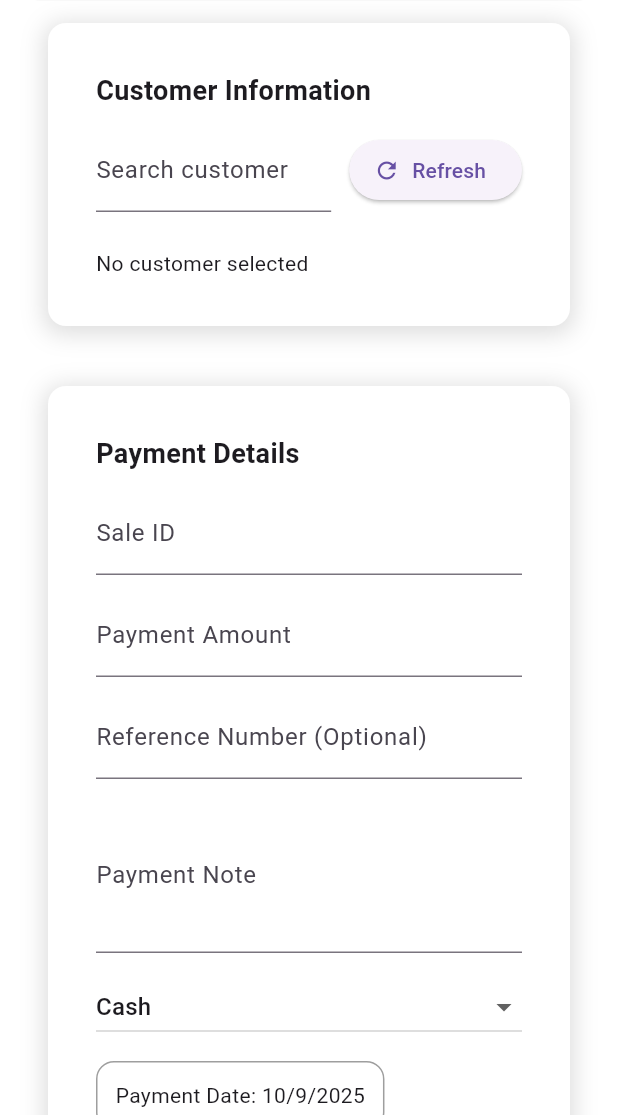
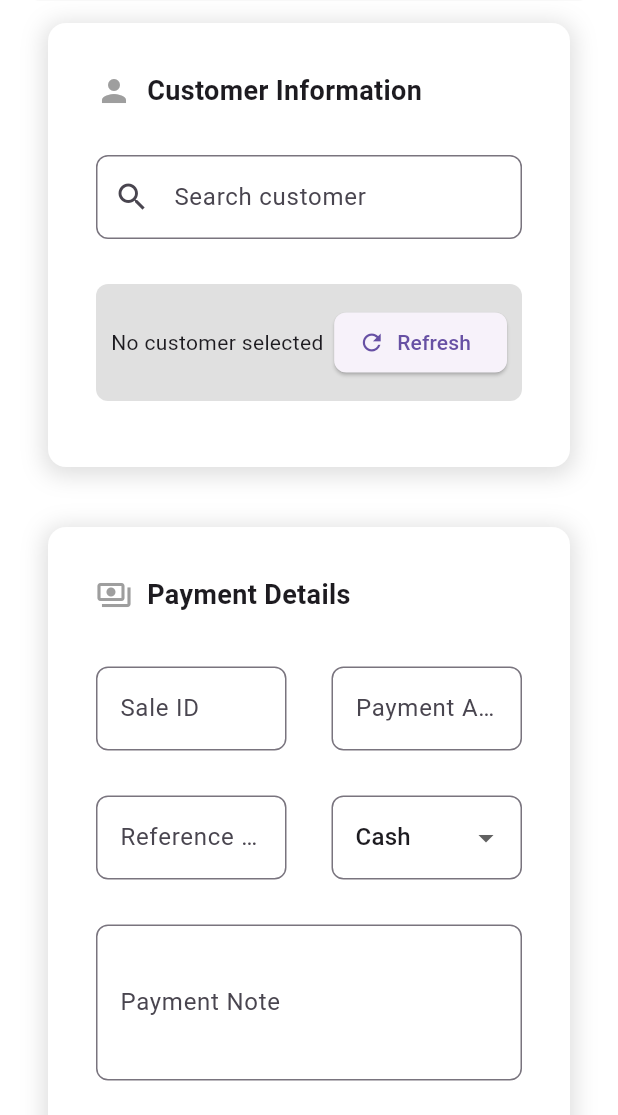
Before and after one commit to Greencreon-LLP-2/GreenBiller-Windows-App-v1, a Flutter app: the AddPaymentInPage screen opened by its route, on a phone screen of 412 x 824 dp, the part 121-1236 px from its top. Run offline on Flutter 3.47's test engine with Material 3 defaults, Android fonts, the phone set to English and light mode, and no system bars; our stand-ins replace barcode_widget, csv, dio, file_picker, fl_chart, get and 8 more; missing offline and left inert: onesignal_flutter; accounts and stored records are empty; network calls fail.

Commit message:
payment in page redesign

```diff
--- a/lib/features/payment/view/add_payment_in_page.dart
+++ b/lib/features/payment/view/add_payment_in_page.dart
@@ -43,44 +43,56 @@ class AddPaymentInPage extends GetView<AddPaymentController> {
         child: Column(
           crossAxisAlignment: CrossAxisAlignment.start,
           children: [
+            Row(
+              children: [
+                Icon(Icons.person, color: Colors.grey),
+                SizedBox(width: 10),
                 const Text(
                   'Customer Information',
                   style: TextStyle(fontSize: 18, fontWeight: FontWeight.bold),
                 ),
-            const SizedBox(height: 12),
-            Row(
-              children: [
-                Expanded(
-                  child: TextField(
+              ],
+            ),
+            SizedBox(height: 30),
+            TextField(
               controller: controller.searchController,
               decoration: InputDecoration(
+                border: OutlineInputBorder(
+                  borderRadius: BorderRadius.all(Radius.circular(8)),
+                ),
                 labelText: 'Search customer',
+                prefixIcon: Icon(Icons.search),
                 suffixIcon: controller.searchController.text.isEmpty
                     ? null
                     : IconButton(
                         icon: const Icon(Icons.clear),
-                              onPressed: () =>
-                                  controller.searchController.clear(),
+                        onPressed: () => controller.searchController.clear(),
                       ),
               ),
             ),
+            const SizedBox(height: 30),
+            Container(
+              decoration: BoxDecoration(
+                borderRadius: BorderRadius.circular(8),
+                color: Colors.black12,
               ),
-                const SizedBox(width: 12),
-                ElevatedButton.icon(
-                  onPressed: controller.refreshCustomers,
-                  icon: const Icon(Icons.refresh),
-                  label: const Text('Refresh'),
+              child: Padding(
+                padding: const EdgeInsets.only(
+                  top: 15,
+                  bottom: 15,
+                  right: 10,
+                  left: 10,
                 ),
-              ],
-            ),
-            const SizedBox(height: 12),
+                child: Row(
+                  children: [
                     Obx(() {
                       if (controller.showSuggestions.value) {
                         return ListView.builder(
                           shrinkWrap: true,
                           itemCount: controller.customerSuggestions.length,
                           itemBuilder: (context, index) {
-                    final customer = controller.customerSuggestions[index];
+                            final customer =
+                                controller.customerSuggestions[index];
                             return ListTile(
                               title: Text(customer['customer_name'] ?? ''),
                               onTap: () => controller.selectCustomer(customer),
@@ -93,7 +105,8 @@ class AddPaymentInPage extends GetView<AddPaymentController> {
                     const SizedBox(height: 12),
                     Obx(() {
                       final selected = controller.selectedCustomer.value;
-              if (selected == null) return const Text('No customer selected');
+                      if (selected == null)
+                        return const Text('No customer selected');
                       return Column(
                         crossAxisAlignment: CrossAxisAlignment.start,
                         children: [
@@ -103,6 +116,25 @@ class AddPaymentInPage extends GetView<AddPaymentController> {
                         ],
                       );
                     }),
+                    Spacer(),
+                    ElevatedButton.icon(
+                      style: ElevatedButton.styleFrom(
+                        shape: RoundedRectangleBorder(
+                          borderRadius: BorderRadiusGeometry.all(
+                            Radius.circular(8),
+                          ),
+                        ),
+                      ),
+                      onPressed: controller.refreshCustomers,
+                      icon: const Icon(Icons.refresh),
+                      label: const Text('Refresh'),
+                    ),
+                  ],
+                ),
+              ),
+            ),
+
+            const SizedBox(height: 12),
           ],
         ),
       ),
@@ -118,79 +150,151 @@ class AddPaymentInPage extends GetView<AddPaymentController> {
         child: Column(
           crossAxisAlignment: CrossAxisAlignment.start,
           children: [
+            Row(
+              children: [
+                Icon(Icons.payments_outlined, color: Colors.grey),
+                SizedBox(width: 10),
                 const Text(
                   'Payment Details',
                   style: TextStyle(fontSize: 18, fontWeight: FontWeight.bold),
                 ),
-            const SizedBox(height: 12),
-            TextField(
+              ],
+            ),
+            const SizedBox(height: 35),
+            Row(
+              mainAxisAlignment: MainAxisAlignment.spaceAround,
+              children: [
+                Expanded(
+                  child: TextField(
                     controller: controller.saleIdController,
                     keyboardType: TextInputType.number,
-              decoration: const InputDecoration(labelText: 'Sale ID'),
+                    decoration: const InputDecoration(
+                      border: OutlineInputBorder(
+                        borderRadius: BorderRadius.all(Radius.circular(8)),
                       ),
-            const SizedBox(height: 12),
-            TextField(
+                      labelText: 'Sale ID',
+                    ),
+                  ),
+                ),
+                const SizedBox(width: 30),
+                Expanded(
+                  child: TextField(
                     controller: controller.paymentController,
                     keyboardType: const TextInputType.numberWithOptions(
                       decimal: true,
                     ),
-              decoration: const InputDecoration(labelText: 'Payment Amount'),
+                    decoration: const InputDecoration(
+                      border: OutlineInputBorder(
+                        borderRadius: BorderRadius.all(Radius.circular(8)),
                       ),
-            const SizedBox(height: 12),
-            TextField(
+                      labelText: 'Payment Amount',
+                    ),
+                  ),
+                ),
+              ],
+            ),
+            const SizedBox(height: 30),
+
+            Row(
+              children: [
+                Expanded(
+                  child: TextField(
                     controller: controller.referenceController,
                     decoration: const InputDecoration(
+                      border: OutlineInputBorder(
+                        borderRadius: BorderRadius.all(Radius.circular(8)),
+                      ),
                       labelText: 'Reference Number (Optional)',
                     ),
                   ),
-            const SizedBox(height: 12),
-            TextField(
-              controller: controller.noteController,
-              maxLines: 3,
-              decoration: const InputDecoration(labelText: 'Payment Note'),
                 ),
-            const SizedBox(height: 12),
-            Obx(
-              () => DropdownButton<String>(
+                const SizedBox(width: 30),
+                Expanded(
+                  child: Obx(() {
+                    return DropdownButtonFormField<String>(
                       value: controller.paymentType.value,
                       isExpanded: true,
                       items: const [
                         DropdownMenuItem(value: 'Cash', child: Text('Cash')),
                         DropdownMenuItem(value: 'Card', child: Text('Card')),
-                  DropdownMenuItem(value: 'Cheque', child: Text('Cheque')),
+                        DropdownMenuItem(
+                          value: 'Cheque',
+                          child: Text('Cheque'),
+                        ),
                         DropdownMenuItem(value: 'UPI', child: Text('UPI')),
-                  DropdownMenuItem(value: 'Credit', child: Text('Credit')),
+                        DropdownMenuItem(
+                          value: 'Credit',
+                          child: Text('Credit'),
+                        ),
                       ],
-                onChanged: (val) => controller.paymentType.value = val!,
+                      decoration: InputDecoration(
+                        border: OutlineInputBorder(
+                          borderRadius: BorderRadius.all(Radius.circular(8)),
                         ),
                       ),
-            const SizedBox(height: 12),
+                      onChanged: (val) => controller.paymentType.value = val!,
+                    );
+                  }),
+                ),
+              ],
+            ),
+            const SizedBox(height: 30),
+            TextField(
+              controller: controller.noteController,
+              maxLines: 3,
+              decoration: const InputDecoration(
+                border: OutlineInputBorder(
+                  borderRadius: BorderRadius.all(Radius.circular(8)),
+                ),
+                labelText: 'Payment Note',
+              ),
+            ),
+            const SizedBox(height: 30),
+
+            Row(
+              children: [
                 Obx(
                   () => InkWell(
                     onTap: () => controller.pickDate(context),
                     child: Container(
                       padding: const EdgeInsets.all(12),
                       decoration: BoxDecoration(
-                    border: Border.all(color: Colors.grey),
-                    borderRadius: BorderRadius.circular(12),
+                        color: Colors.lightBlueAccent,
+                        // border: Border.all(color: Colors.red),
+                        borderRadius: BorderRadius.circular(8),
                       ),
                       child: Text(
+                        style: TextStyle(color: Colors.white),
                         'Payment Date: ${controller.selectedDate.value.day}/${controller.selectedDate.value.month}/${controller.selectedDate.value.year}',
                       ),
                     ),
                   ),
                 ),
-            const SizedBox(height: 24),
+                Spacer(),
                 Obx(
                   () => ElevatedButton(
+                    style: ElevatedButton.styleFrom(
+                      backgroundColor: Colors.green,
+                      shape: RoundedRectangleBorder(
+                        borderRadius: BorderRadiusGeometry.all(
+                          Radius.circular(8),
+                        ),
+                      ),
+                    ),
                     onPressed: controller.isSaving.value
                         ? null
                         : controller.savePaymentIn,
                     child: controller.isSaving.value
                         ? const CircularProgressIndicator(color: Colors.white)
-                    : const Text('Save Payment'),
+                        : const Text(
+                            'Save Payment',
+                            style: TextStyle(color: Colors.white),
                           ),
                   ),
+                ),
+              ],
+            ),
+            const SizedBox(height: 24),
           ],
         ),
       ),
```
Lines whose indentation alone changed are shown as unchanged.
